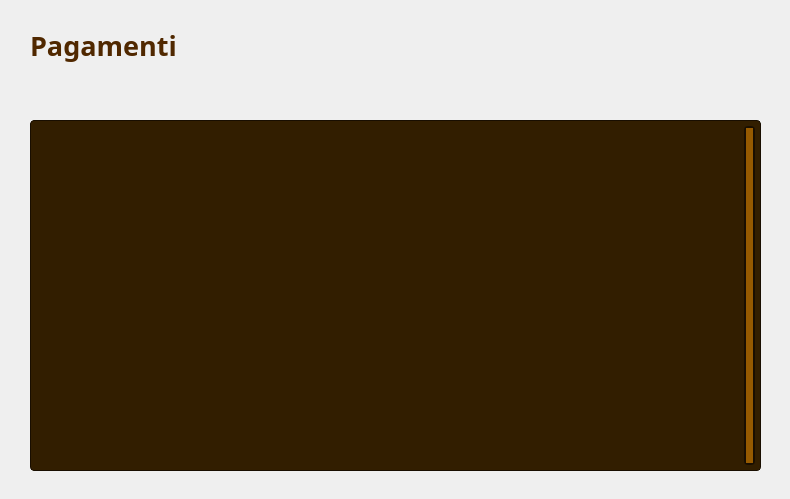
Old version of the form Viste/VistaVisualizzaPagamentiCliente.ui in the repository GiacomoPrincipi/CineMax.
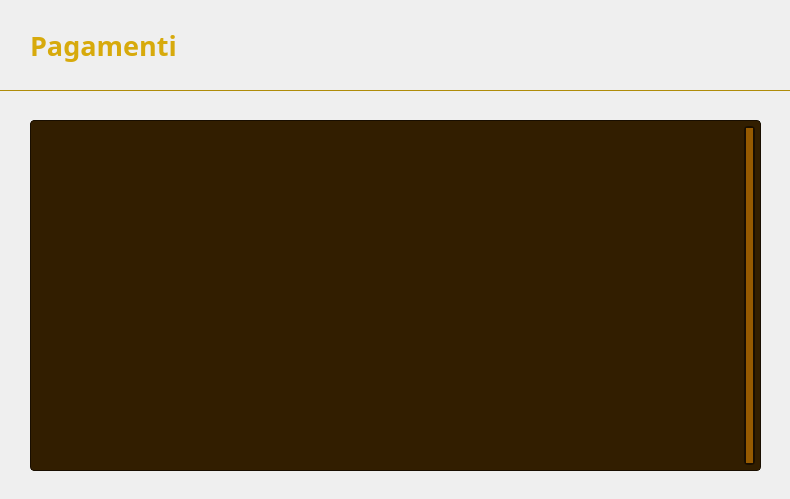
New version of the form. Icons and pictures are not drawn. Custom widgets are drawn as their Qt base class.

```diff
--- a/Viste/VistaVisualizzaPagamentiCliente.ui
+++ b/Viste/VistaVisualizzaPagamentiCliente.ui
@@ -59,7 +59,7 @@
    </property>
    <property name="styleSheet">
     <string notr="true">QLabel {
-    color: #502800;
+    color: #D7AA0C;
 }</string>
    </property>
    <property name="text">
@@ -105,6 +105,10 @@
         stop: 0 #965A00,
         stop: 1 #B46E00
     );
+    border: 1px solid #AF8C0A;
+    border-top: none;
+    border-left: none;
+    border-right: none;
 }</string>
    </property>
    <property name="text">
```
Left out of the diff: 6 changed lines with no effect on the pictures.
